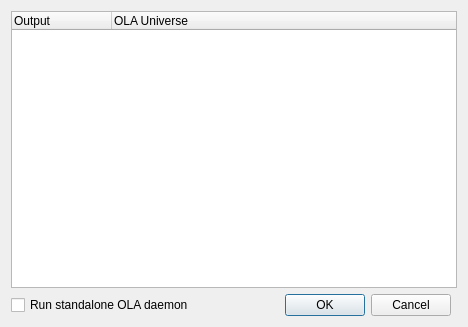
Above: plugins/olaout/configureolaout.ui from glocklueng/qlc before the change. Below: the same form after it.
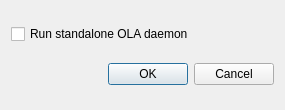
That is the form after the change.

Commit message: simplified OLA GUI and removed non functional objects

What changed in the file:
```diff
--- a/plugins/olaout/configureolaout.ui
+++ b/plugins/olaout/configureolaout.ui
@@ -6,29 +6,43 @@
    <rect>
     <x>0</x>
     <y>0</y>
-    <width>468</width>
-    <height>327</height>
+    <width>285</width>
+    <height>110</height>
    </rect>
   </property>
+  <property name="sizePolicy">
+   <sizepolicy hsizetype="Fixed" vsizetype="Fixed">
+    <horstretch>0</horstretch>
+    <verstretch>0</verstretch>
+   </sizepolicy>
+  </property>
+  <property name="minimumSize">
+   <size>
+    <width>285</width>
+    <height>110</height>
+   </size>
+  </property>
+  <property name="maximumSize">
+   <size>
+    <width>285</width>
+    <height>110</height>
+   </size>
+  </property>
   <property name="windowTitle">
    <string>Configure OLA Output</string>
   </property>
-  <layout class="QGridLayout" name="gridLayout">
-   <item row="0" column="0" colspan="3">
-    <widget class="QTreeWidget" name="m_listView">
-     <column>
-      <property name="text">
-       <string>Output</string>
-      </property>
-     </column>
-     <column>
-      <property name="text">
-       <string>OLA Universe</string>
-      </property>
-     </column>
+  <property name="sizeGripEnabled">
+   <bool>false</bool>
+  </property>
+  <layout class="QVBoxLayout" name="verticalLayout">
+   <item>
+    <widget class="QCheckBox" name="m_standaloneCheck">
+     <property name="text">
+      <string>Run standalone OLA daemon</string>
+     </property>
     </widget>
    </item>
-   <item row="1" column="1">
+   <item>
     <widget class="QDialogButtonBox" name="buttonBox">
      <property name="orientation">
       <enum>Qt::Horizontal</enum>
@@ -38,13 +52,6 @@
      </property>
     </widget>
    </item>
-   <item row="1" column="0">
-    <widget class="QCheckBox" name="m_standaloneCheck">
-     <property name="text">
-      <string>Run standalone OLA daemon</string>
-     </property>
-    </widget>
-   </item>
   </layout>
  </widget>
  <resources/>
```
The commit also changes 2 other files.
